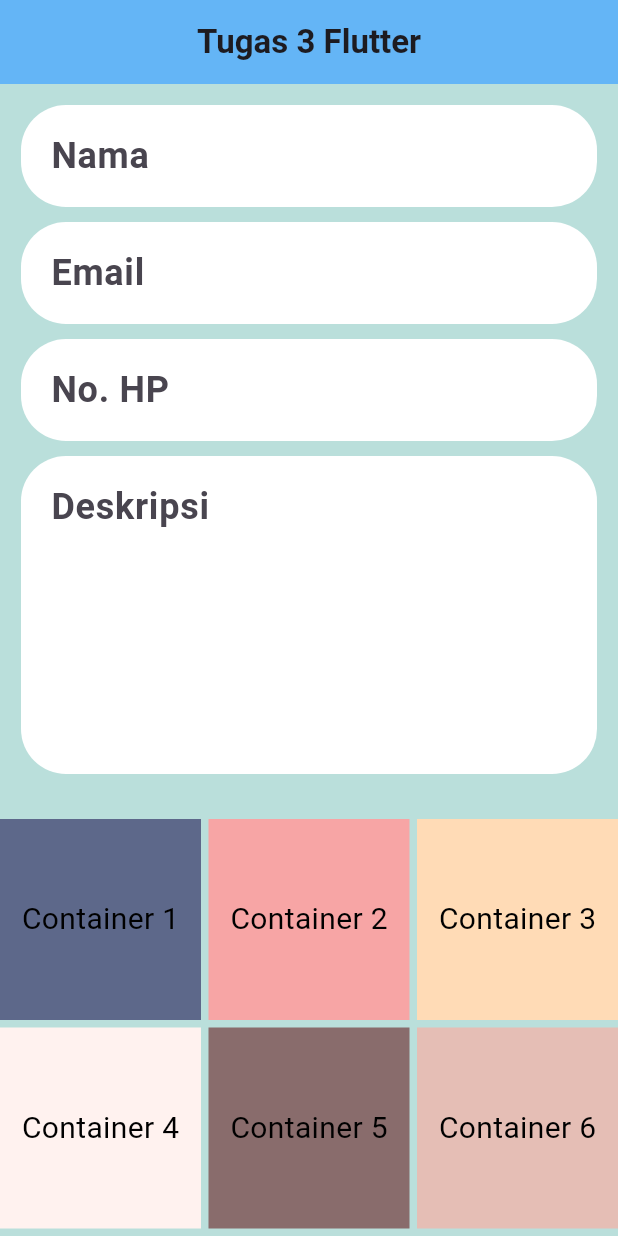
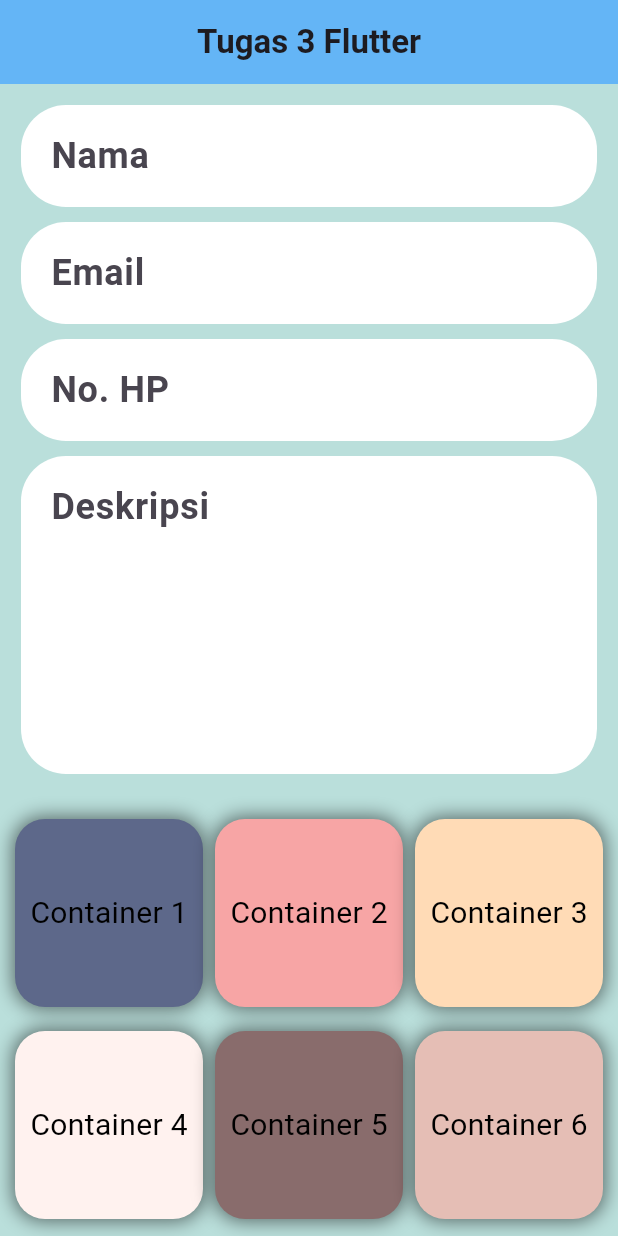
Before and after one commit to GerilValdo/flutter-ppkd-4, a Flutter app: the screen it shows after launch, on a phone screen of 412 x 824 dp. Run offline on Flutter 3.47's test engine with Material 3 defaults, Android fonts, the phone set to English and light mode, and no system bars; our stand-ins replace font_awesome_flutter; missing offline and left inert: mobkit_dashed_border.

Commit message:
style: styling container & text field

```diff
--- a/lib/tugas/tugas_3.dart
+++ b/lib/tugas/tugas_3.dart
@@ -47,16 +47,28 @@ class Tugas3 extends StatelessWidget {
             ),
           ),
           SizedBox(height: 16),
-          GridView.count(
+          Padding(
+            padding: const EdgeInsets.symmetric(horizontal: 10),
+            child: GridView.count(
               crossAxisCount: 3,
-            mainAxisSpacing: 5,
-            crossAxisSpacing: 5,
+              mainAxisSpacing: 16,
+              crossAxisSpacing: 8,
               physics: NeverScrollableScrollPhysics(),
               shrinkWrap: true,
-            children: List.generate(6, (index) {
+              children: List.generate(listColor.length, (index) {
                 return Container(
                   alignment: Alignment.center,
+                  decoration: BoxDecoration(
+                    boxShadow: [
+                      BoxShadow(
+                        color: Colors.black54,
+                        blurRadius: 10,
+                        spreadRadius: 1,
+                      ),
+                    ],
                     color: listColor[index],
+                    borderRadius: BorderRadius.circular(20),
+                  ),
                   child: Stack(
                     children: [
                       Text(
@@ -68,6 +80,7 @@ class Tugas3 extends StatelessWidget {
                 );
               }),
             ),
+          ),
         ],
       ),
     );
--- a/lib/widgets/custom_text_field.dart
+++ b/lib/widgets/custom_text_field.dart
@@ -38,7 +38,7 @@ class CustomTextField extends StatelessWidget {
         border: OutlineInputBorder(borderRadius: BorderRadius.circular(30)),
         focusedBorder: OutlineInputBorder(
           borderRadius: BorderRadius.circular(30),
-          borderSide: BorderSide(color: Colors.black),
+          borderSide: BorderSide(color: Colors.black, width: 2),
         ),
         enabledBorder: OutlineInputBorder(
           borderSide: BorderSide.none,
```
Lines whose indentation alone changed are shown as unchanged.
